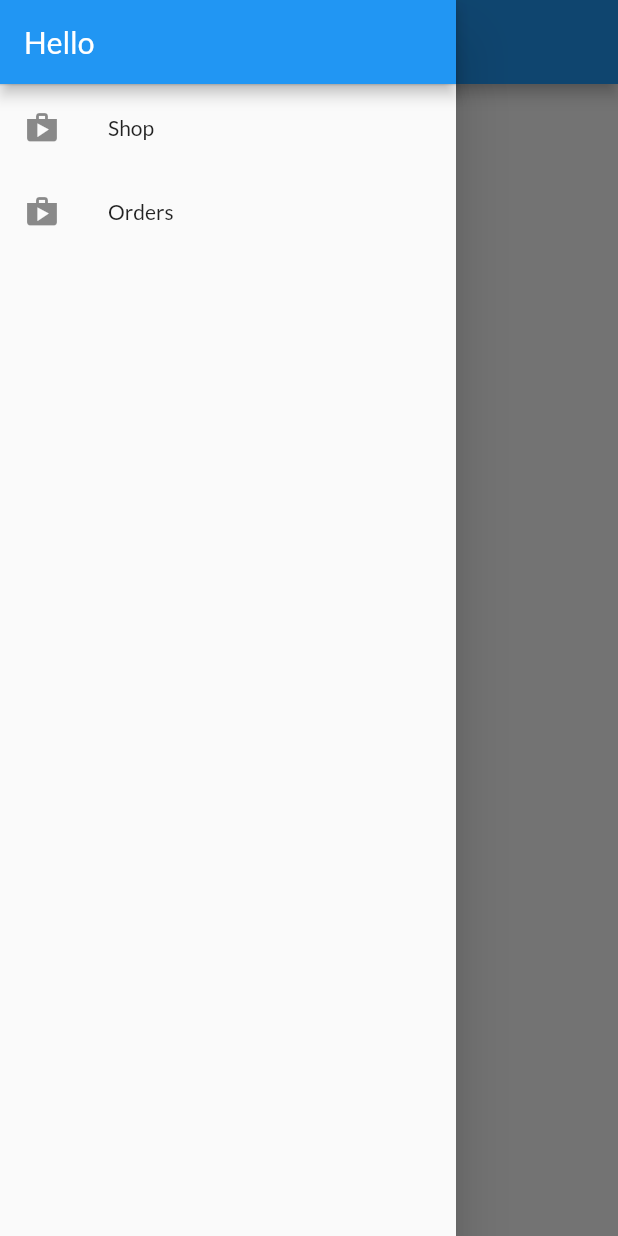
After one commit to CatOkHero/FlutterAndDartTheCompleteGuideUdemy, a Flutter app: the OrdersScreen screen opened by its route, with the side drawer open, on a phone screen of 412 x 824 dp. The commit adds this screen. Run offline on Flutter 3.47's test engine with Material 2 defaults, Android fonts, the phone set to English and light mode, and no system bars; missing offline and left inert: dart:html; network calls fail.

Commit message:
Added OrdersScreen.

```diff
--- a/shop_app/shop_app_flutter/lib/main.dart
+++ b/shop_app/shop_app_flutter/lib/main.dart
@@ -1,7 +1,9 @@
 import 'package:flutter/material.dart';
 import 'package:provider/provider.dart';
 import 'package:shop_app_flutter/providers/cart.dart';
+import 'package:shop_app_flutter/providers/orders.dart';
 import 'package:shop_app_flutter/screens/cart_screen.dart';
+import 'package:shop_app_flutter/screens/orders_screen.dart';
 import 'package:shop_app_flutter/screens/product_detail_screen.dart';
 import 'package:shop_app_flutter/screens/products_overview_screen.dart';
 import './providers/products.dart';
@@ -21,6 +23,9 @@ class MyApp extends StatelessWidget {
         ),
         ChangeNotifierProvider(
           create: (ctx) => Cart(),
+        ),
+        ChangeNotifierProvider(
+          create: (ctx) => Orders(),
         ),
       ],
       child: MaterialApp(
@@ -43,6 +48,7 @@ class MyApp extends StatelessWidget {
         routes: {
           ProductDetailScreen.routeName: (ctx) => ProductDetailScreen(),
           CartScreen.routeName: (ctx) => CartScreen(),
+          OrdersScreen.routeName: (ctx) => OrdersScreen(),
         },
       ),
     );
--- /dev/null
+++ b/shop_app/shop_app_flutter/lib/providers/orders.dart
@@ -0,0 +1,34 @@
+import 'package:flutter/material.dart';
+import 'package:shop_app_flutter/providers/cart.dart';
+
+class OrderItem {
+  final String id;
+  final double amount;
+  final List<CartItem> products;
+  final DateTime dateTime;
+
+  OrderItem({
+    this.id,
+    this.amount,
+    this.products,
+    this.dateTime,
+  });
+}
+
+class Orders with ChangeNotifier {
+  List<OrderItem> _orders = [];
+
+  List<OrderItem> get orders {
+    return [..._orders];
+  }
+
+  void addOrders(List<CartItem> orders, double total) {
+    //_orders.addAll(orders);
+    notifyListeners();
+  }
+
+  void addOrder(OrderItem order) {
+    _orders.add(order);
+    notifyListeners();
+  }
+}
--- /dev/null
+++ b/shop_app/shop_app_flutter/lib/screens/orders_screen.dart
@@ -0,0 +1,24 @@
+import 'package:flutter/material.dart';
+import 'package:provider/provider.dart';
+import 'package:shop_app_flutter/providers/orders.dart' as ord;
+import 'package:shop_app_flutter/widgets/app_drawer.dart';
+import 'package:shop_app_flutter/widgets/order_item.dart';
+
+class OrdersScreen extends StatelessWidget {
+  static const routeName = "Orders_Screen";
+
+  @override
+  Widget build(BuildContext context) {
+    final orderData = Provider.of<ord.Orders>(context);
+    return Scaffold(
+      appBar: AppBar(
+        title: Text('Your orders'),
+      ),
+      drawer: AppDrawer(),
+      body: ListView.builder(
+        itemBuilder: (ctx, index) => OrderItem(orderData.orders[index]),
+        itemCount: orderData.orders.length,
+      ),
+    );
+  }
+}
--- /dev/null
+++ b/shop_app/shop_app_flutter/lib/widgets/app_drawer.dart
@@ -0,0 +1,38 @@
+import 'dart:html';
+
+import 'package:flutter/material.dart';
+import 'package:shop_app_flutter/screens/orders_screen.dart';
+
+class AppDrawer extends StatelessWidget {
+  @override
+  Widget build(BuildContext context) {
+    return Drawer(
+      child: Column(
+        children: [
+          AppBar(
+            title: Text('Hello'),
+            automaticallyImplyLeading: false,
+          ),
+          Divider(
+            height: 1,
+          ),
+          ListTile(
+            leading: Icon(Icons.shop),
+            title: Text('Shop'),
+            onTap: () {
+              Navigator.of(context).pushReplacementNamed('/');
+            },
+          ),
+          ListTile(
+            leading: Icon(Icons.shop),
+            title: Text('Orders'),
+            onTap: () {
+              Navigator.of(context)
+                  .pushReplacementNamed(OrdersScreen.routeName);
+            },
+          )
+        ],
+      ),
+    );
+  }
+}
--- a/shop_app/shop_app_flutter/pubspec.yaml
+++ b/shop_app/shop_app_flutter/pubspec.yaml
@@ -24,6 +24,7 @@ dependencies:
   flutter:
     sdk: flutter
   provider: ^4.0.0
+  intl: ^0.15.8
 
 
   # The following adds the Cupertino Icons font to your application.
```
Also changed, not shown: shop_app/shop_app_flutter/lib/providers/cart.dart (+10 -0 lines), shop_app/shop_app_flutter/lib/screens/cart_screen.dart (+21 -6 lines), shop_app/shop_app_flutter/lib/screens/product_detail_screen.dart (+37 -2 lines), shop_app/shop_app_flutter/lib/screens/products_overview_screen.dart (+6 -4 lines), shop_app/shop_app_flutter/lib/widgets/cart_item.dart (+33 -3 lines), shop_app/shop_app_flutter/lib/widgets/order_item.dart (added, +30 -0 lines), shop_app/shop_app_flutter/pubspec.lock.
